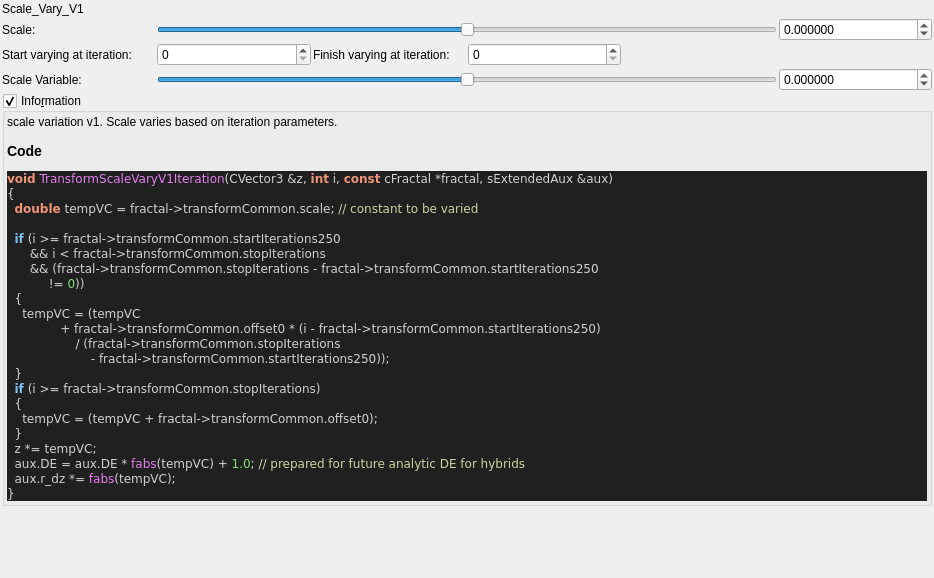
buddhi1980/mandelbulber2, file mandelbulber2/qt_data/fractal_transf_scale_varyV1.ui: the form before one commit.
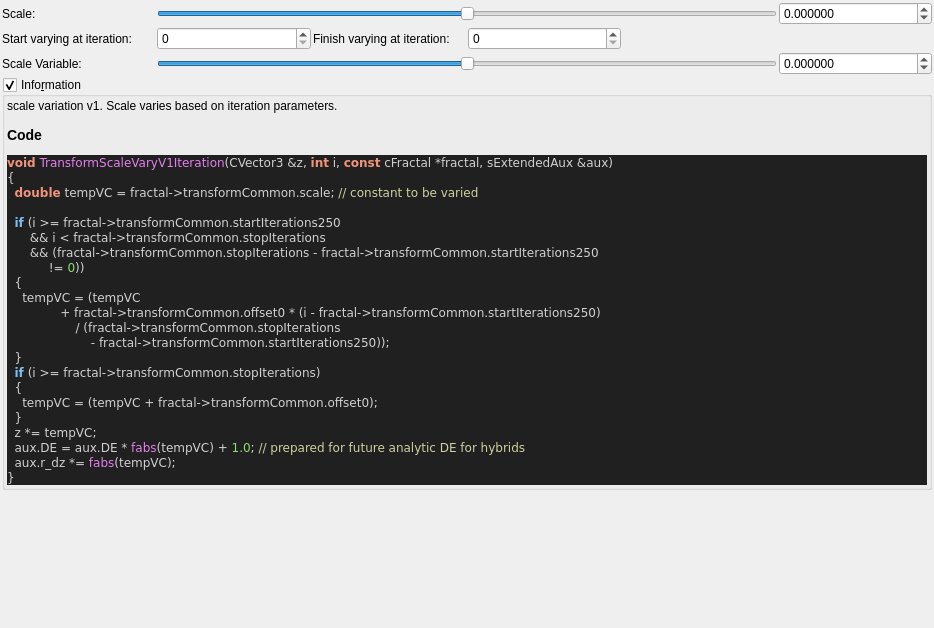
The form after the commit. Custom widgets are drawn as their Qt base class.

```diff
--- a/mandelbulber2/qt_data/fractal_transf_scale_varyV1.ui
+++ b/mandelbulber2/qt_data/fractal_transf_scale_varyV1.ui
@@ -7,7 +7,7 @@
     <x>0</x>
     <y>0</y>
     <width>934</width>
-    <height>578</height>
+    <height>628</height>
    </rect>
   </property>
   <property name="windowTitle">
@@ -29,13 +29,6 @@
    <property name="bottomMargin">
     <number>2</number>
    </property>
-   <item>
-    <widget class="QLabel" name="label_93">
-     <property name="text">
-      <string>Scale_Vary_V1</string>
-     </property>
-    </widget>
-   </item>
    <item>
     <layout class="QGridLayout" name="gridLayout_36">
      <property name="spacing">
```
Left out of the diff: 9 changed lines with no effect on the pictures.
